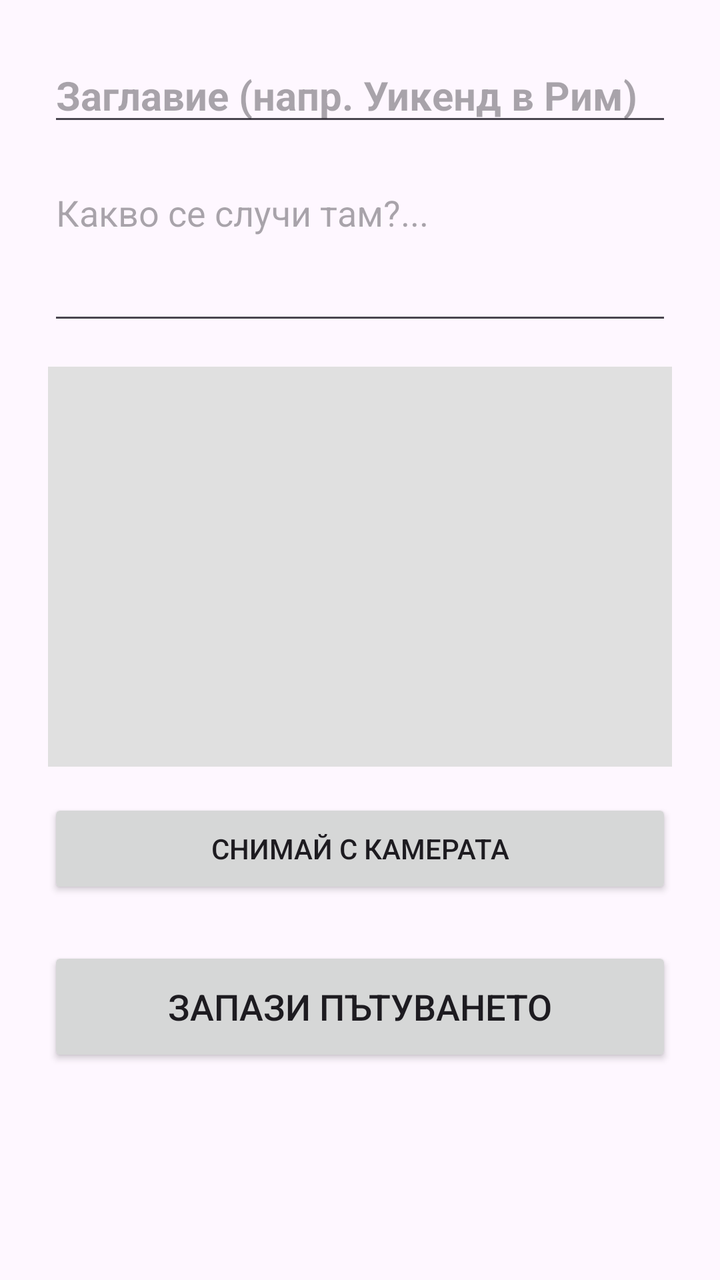
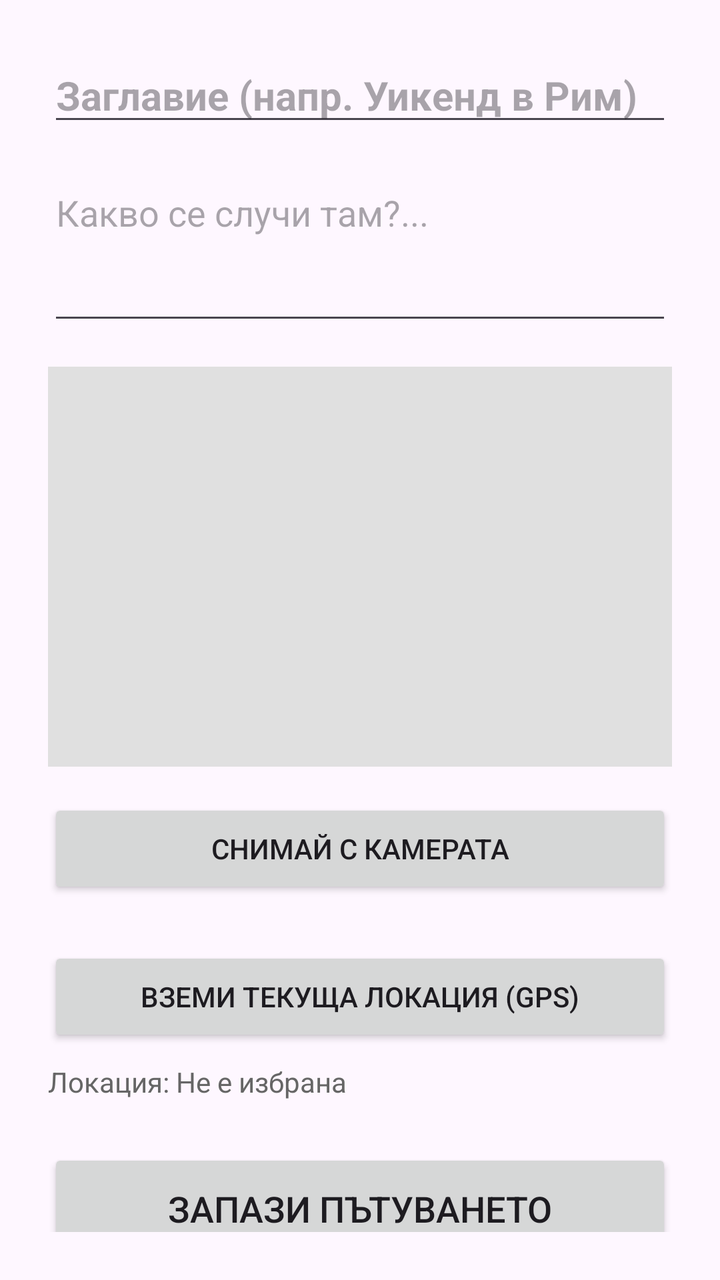

Before-and-after screenshots of an Android layout around one commit, followed by the original layout XML and the change that was made.
<!-- AndroidManifest.xml: application theme Theme.MobileApps20252301681053 -->
<!-- res/layout/fragment_add_edit.xml -->
<?xml version="1.0" encoding="utf-8"?>
<LinearLayout
    xmlns:android="http://schemas.android.com/apk/res/android"
    android:layout_width="match_parent"
    android:layout_height="match_parent"
    android:orientation="vertical"
    android:padding="24dp">

    <EditText
        android:id="@+id/editTextTitle"
        android:layout_width="match_parent"
        android:layout_height="wrap_content"
        android:hint="Заглавие (напр. Уикенд в Рим)"
        android:textSize="20sp"
        android:textStyle="bold"
        android:layout_marginBottom="16dp"/>

    <EditText
        android:id="@+id/editTextNote"
        android:layout_width="match_parent"
        android:layout_height="wrap_content"
        android:hint="Какво се случи там?..."
        android:inputType="textMultiLine"
        android:lines="3"
        android:gravity="top|start"
        android:layout_marginBottom="16dp"/>

    <ImageView
        android:id="@+id/imageViewPhoto"
        android:layout_width="match_parent"
        android:layout_height="200dp"
        android:layout_marginBottom="16dp"
        android:scaleType="centerCrop"
        android:background="#E0E0E0" />

    <Button
        android:id="@+id/buttonCamera"
        android:layout_width="match_parent"
        android:layout_height="50dp"
        android:text="Снимай с камерата"
        android:layout_marginBottom="24dp" />

    <Button
        android:id="@+id/buttonSave"
        android:layout_width="match_parent"
        android:layout_height="60dp"
        android:text="Запази пътуването"
        android:textSize="18sp" />

</LinearLayout>
<!-- resources referenced by this layout -->
<resources>
  <style name="Theme.MobileApps20252301681053" parent="Base.Theme.MobileApps20252301681053" />
  <style name="Base.Theme.MobileApps20252301681053" parent="Theme.Material3.DayNight.NoActionBar">
          
          
      </style>
</resources>

<!-- the commit's change to res/layout/fragment_add_edit.xml (unified diff, before → after) -->
@@ -41,6 +41,21 @@
         android:layout_marginBottom="24dp" />
 
     <Button
+        android:id="@+id/buttonLocation"
+        android:layout_width="match_parent"
+        android:layout_height="50dp"
+        android:text="Вземи текуща локация (GPS)"
+        android:layout_marginBottom="8dp" />
+
+    <TextView
+        android:id="@+id/textViewLocation"
+        android:layout_width="match_parent"
+        android:layout_height="wrap_content"
+        android:text="Локация: Не е избрана"
+        android:textColor="#666666"
+        android:layout_marginBottom="24dp" />
+
+    <Button
         android:id="@+id/buttonSave"
         android:layout_width="match_parent"
         android:layout_height="60dp"
